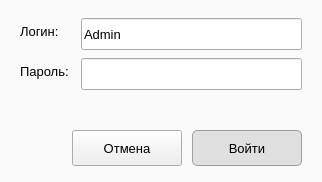
Above: ui/ui_login.ui from Erepb-89/robo_azrp before the change. Below: the same form after it.
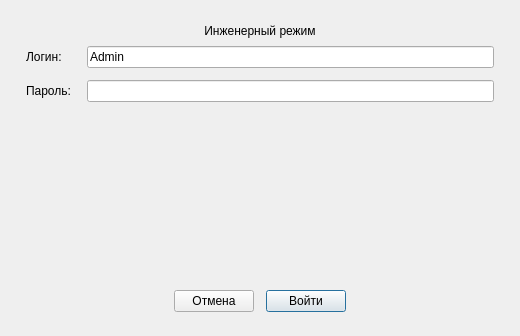
That is the form after the change.

Patch:
```diff
--- a/ui/ui_login.ui
+++ b/ui/ui_login.ui
@@ -6,48 +6,55 @@
    <rect>
     <x>0</x>
     <y>0</y>
-    <width>322</width>
-    <height>182</height>
+    <width>520</width>
+    <height>336</height>
    </rect>
   </property>
-  <property name="font">
-   <font>
-    <family>Segoe UI</family>
-    <pointsize>10</pointsize>
-   </font>
-  </property>
   <property name="windowTitle">
-   <string>Режим инженера</string>
-  </property>
-  <property name="styleSheet">
-   <string notr="true">QDialog { background: #fafafa; }</string>
+   <string>Инженерный режим</string>
   </property>
   <property name="modal">
    <bool>true</bool>
   </property>
   <layout class="QVBoxLayout" name="rootLayout">
    <property name="spacing">
-    <number>10</number>
+    <number>8</number>
    </property>
    <property name="leftMargin">
-    <number>20</number>
+    <number>26</number>
    </property>
    <property name="topMargin">
-    <number>18</number>
+    <number>24</number>
    </property>
    <property name="rightMargin">
-    <number>20</number>
+    <number>26</number>
    </property>
    <property name="bottomMargin">
-    <number>16</number>
+    <number>24</number>
    </property>
+   <item>
+    <widget class="QLabel" name="loginTitleLabel">
+     <property name="text">
+      <string>Инженерный режим</string>
+     </property>
+     <property name="alignment">
+      <set>Qt::AlignCenter</set>
+     </property>
+    </widget>
+   </item>
    <item>
     <layout class="QFormLayout" name="formLayout">
+     <property name="fieldGrowthPolicy">
+      <enum>QFormLayout::AllNonFixedFieldsGrow</enum>
+     </property>
+     <property name="labelAlignment">
+      <set>Qt::AlignLeft|Qt::AlignVCenter</set>
+     </property>
      <property name="horizontalSpacing">
-      <number>12</number>
+      <number>16</number>
      </property>
      <property name="verticalSpacing">
-      <number>8</number>
+      <number>12</number>
      </property>
      <item row="0" column="0">
       <widget class="QLabel" name="loginLabel">
@@ -58,12 +65,6 @@
      </item>
      <item row="0" column="1">
       <widget class="QLineEdit" name="loginEdit">
-       <property name="minimumSize">
-        <size>
-         <width>220</width>
-         <height>32</height>
-        </size>
-       </property>
        <property name="text">
         <string>Admin</string>
        </property>
@@ -78,12 +79,6 @@
      </item>
      <item row="1" column="1">
       <widget class="QLineEdit" name="passwordEdit">
-       <property name="minimumSize">
-        <size>
-         <width>220</width>
-         <height>32</height>
-        </size>
-       </property>
        <property name="echoMode">
         <enum>QLineEdit::Password</enum>
        </property>
@@ -93,21 +88,34 @@
    </item>
    <item>
     <widget class="QLabel" name="errorLabel">
-     <property name="styleSheet">
-      <string notr="true">color: #b71c1c; font-weight: bold;</string>
-     </property>
      <property name="text">
       <string/>
      </property>
      <property name="alignment">
       <set>Qt::AlignCenter</set>
      </property>
+     <property name="wordWrap">
+      <bool>true</bool>
+     </property>
     </widget>
    </item>
    <item>
-    <layout class="QHBoxLayout" name="buttonLayout">
+    <spacer name="footerSpacer">
+     <property name="orientation">
+      <enum>Qt::Vertical</enum>
+     </property>
+     <property name="sizeHint" stdset="0">
+      <size>
+       <width>0</width>
+       <height>0</height>
+      </size>
+     </property>
+    </spacer>
+   </item>
+   <item>
+    <layout class="QHBoxLayout" name="buttonLayout" stretch="1,0,0,1">
      <property name="spacing">
-      <number>10</number>
+      <number>12</number>
      </property>
      <item>
       <spacer name="buttonSpacer">
@@ -116,20 +124,14 @@
        </property>
        <property name="sizeHint" stdset="0">
         <size>
-         <width>40</width>
-         <height>20</height>
+         <width>0</width>
+         <height>0</height>
         </size>
        </property>
       </spacer>
      </item>
      <item>
       <widget class="QPushButton" name="cancelButton">
-       <property name="minimumSize">
-        <size>
-         <width>110</width>
-         <height>36</height>
-        </size>
-       </property>
        <property name="text">
         <string>Отмена</string>
        </property>
@@ -137,16 +139,8 @@
      </item>
      <item>
       <widget class="QPushButton" name="loginButton">
-       <property name="minimumSize">
-        <size>
-         <width>110</width>
-         <height>36</height>
-        </size>
-       </property>
-       <property name="styleSheet">
-        <string notr="true">QPushButton { background-color: #e0e0e0; border-radius: 5px; border: 1px solid #9e9e9e; }
-QPushButton:hover { background-color: #d2d2d2; }
-QPushButton:pressed { background-color: #BEBEBE; }</string>
+       <property name="dialogAction" stdset="0">
+        <string notr="true">primary</string>
        </property>
        <property name="text">
         <string>Войти</string>
@@ -156,6 +150,19 @@
        </property>
       </widget>
      </item>
+     <item>
+      <spacer name="buttonRightSpacer">
+       <property name="orientation">
+        <enum>Qt::Horizontal</enum>
+       </property>
+       <property name="sizeHint" stdset="0">
+        <size>
+         <width>0</width>
+         <height>0</height>
+        </size>
+       </property>
+      </spacer>
+     </item>
     </layout>
    </item>
   </layout>
```
